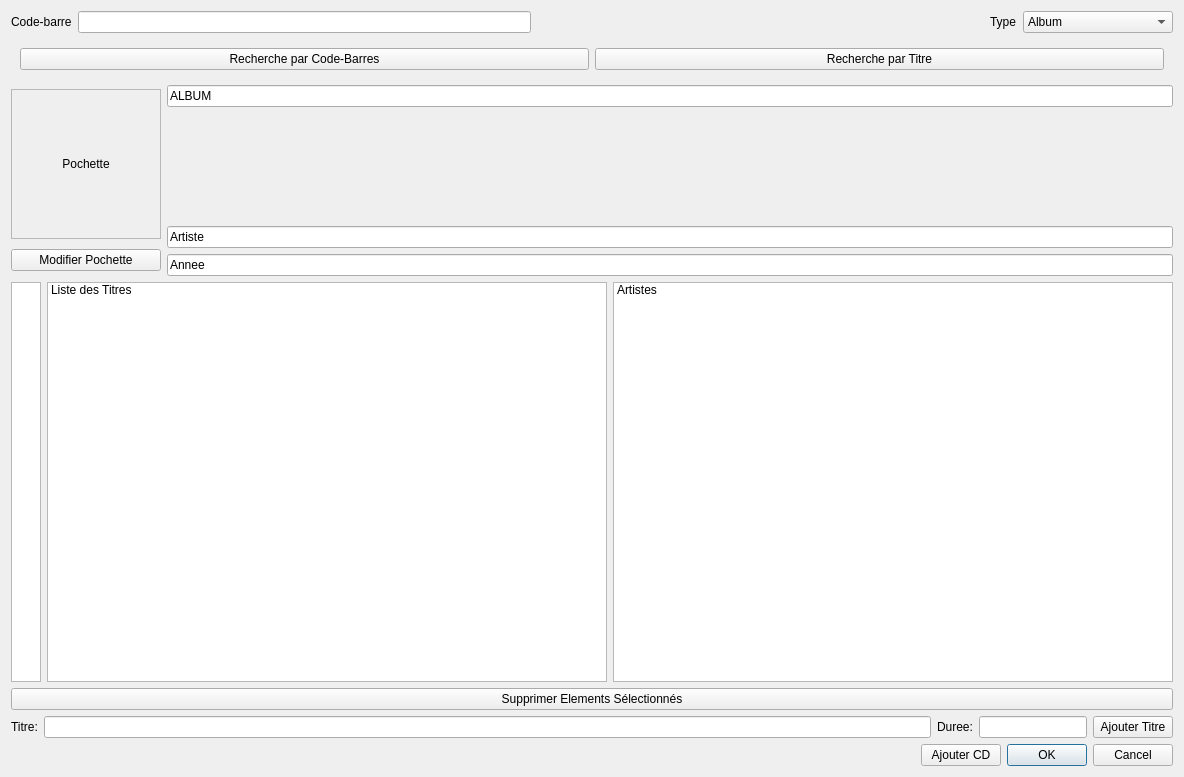
The window that projet-musique/core/dialogueajouterphysique.ui (toopoormaghell/projet-musique) describes before a commit, drawn with Qt 5.
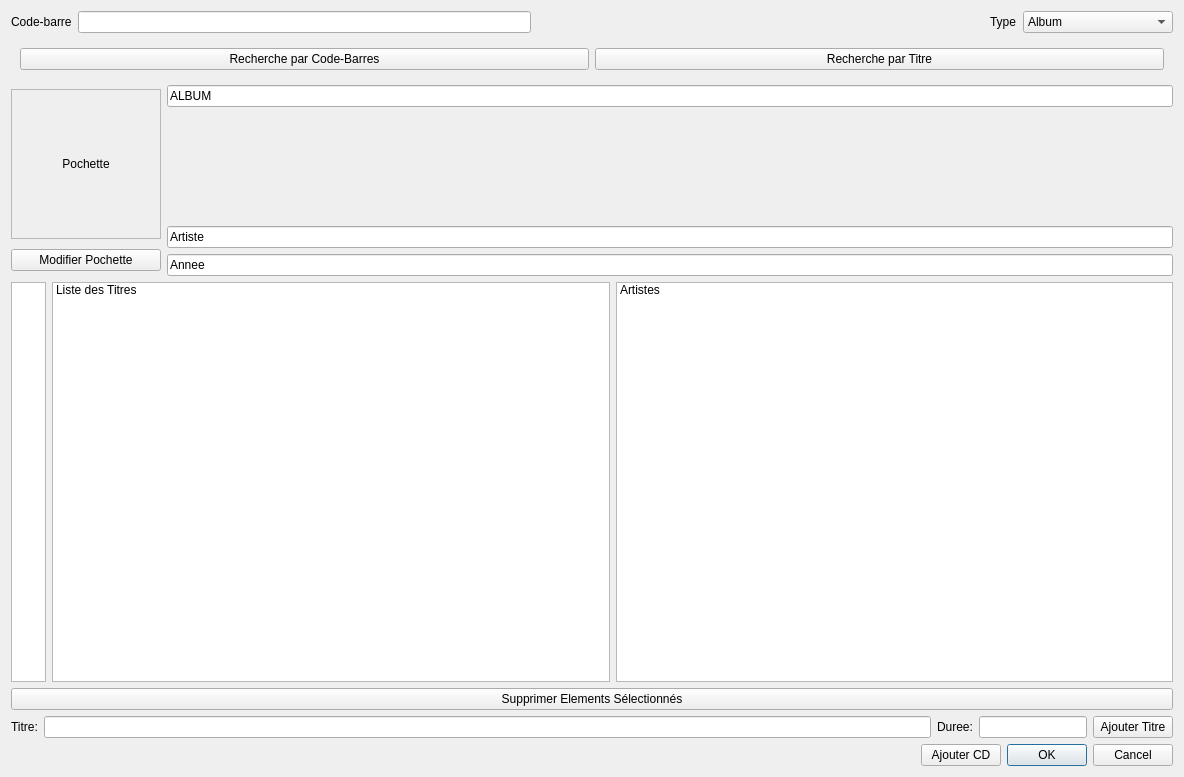
The same window after the commit.

What changed in the file:
```diff
--- a/projet-musique/core/dialogueajouterphysique.ui
+++ b/projet-musique/core/dialogueajouterphysique.ui
@@ -179,7 +179,7 @@
         <widget class="QListWidget" name="NumeroPiste">
          <property name="maximumSize">
           <size>
-           <width>30</width>
+           <width>35</width>
            <height>16777215</height>
           </size>
          </property>
@@ -199,6 +199,9 @@
          <property name="dragDropMode">
           <enum>QAbstractItemView::InternalMove</enum>
          </property>
+         <property name="alternatingRowColors">
+          <bool>true</bool>
+         </property>
          <property name="selectionMode">
           <enum>QAbstractItemView::SingleSelection</enum>
          </property>
@@ -214,6 +217,21 @@
        </item>
        <item>
         <widget class="QListWidget" name="ArtistesTitres">
+         <property name="autoFillBackground">
+          <bool>true</bool>
+         </property>
+         <property name="dragDropMode">
+          <enum>QAbstractItemView::InternalMove</enum>
+         </property>
+         <property name="alternatingRowColors">
+          <bool>true</bool>
+         </property>
+         <property name="selectionMode">
+          <enum>QAbstractItemView::SingleSelection</enum>
+         </property>
+         <property name="movement">
+          <enum>QListView::Free</enum>
+         </property>
          <item>
           <property name="text">
            <string>Artistes</string>
```
